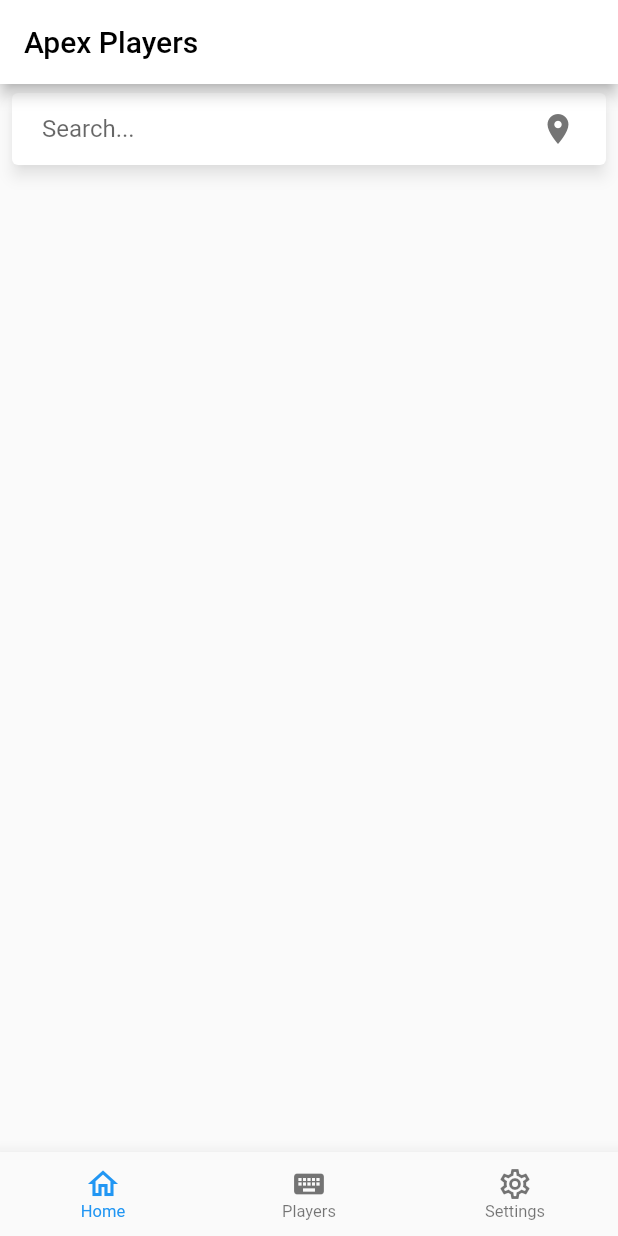
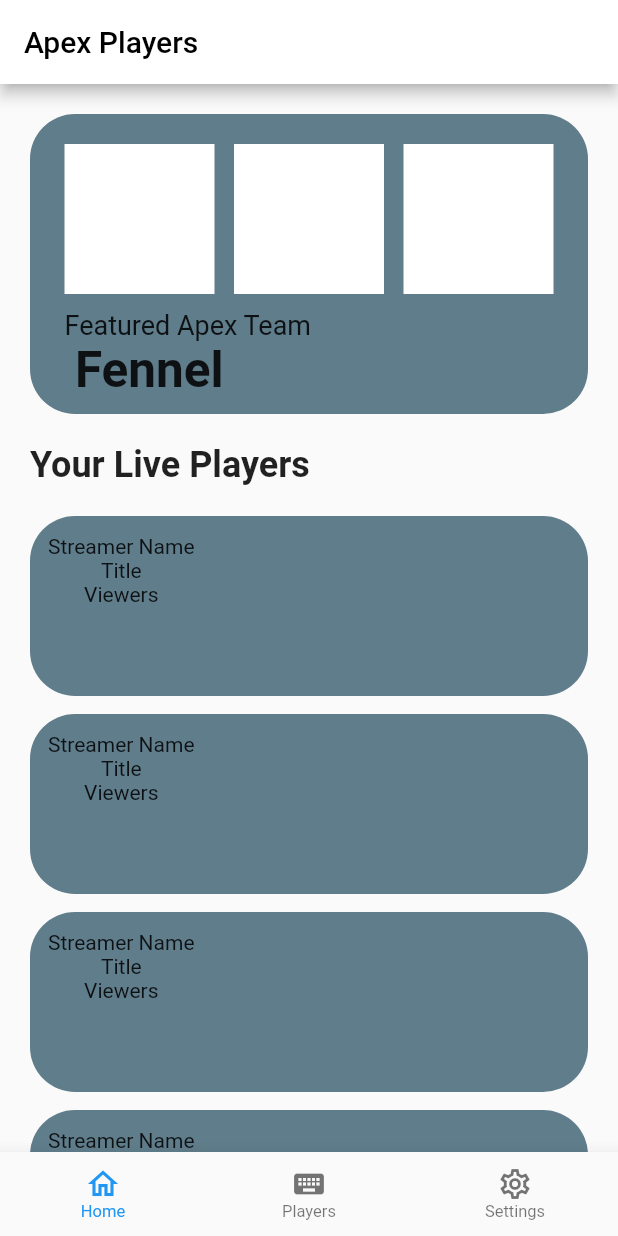
Before and after one commit to TaniiGo/apex-players, a Flutter app: the screen it shows after launch, on a phone screen of 412 x 824 dp. Run offline on Flutter 3.47's test engine with Material 2 defaults, Android fonts, the phone set to English and light mode, and no system bars; drawn by our look-alikes of material_floating_search_bar.

Commit message:
third commit

```diff
--- a/lib/screens/home_screen.dart
+++ b/lib/screens/home_screen.dart
@@ -1,5 +1,4 @@
 import 'package:flutter/material.dart';
-import 'package:material_floating_search_bar/material_floating_search_bar.dart';
 
 class HomeScreen extends StatefulWidget {
   @override
@@ -9,6 +8,12 @@ class HomeScreen extends StatefulWidget {
 class _HomeScreenState extends State<HomeScreen> {
   int _currentIndex = 0;
 
+  final _pages = [
+    HomePage(),
+    PageWidget(title: 'Players'),
+    PageWidget(title: 'Settings'),
+  ];
+
   void onTapped(int index) {
     setState(() {
       _currentIndex = index;
@@ -17,16 +22,11 @@ class _HomeScreenState extends State<HomeScreen> {
 
   @override
   Widget build(BuildContext context) {
-    final _pageWidgets = [
-      buildFloatingSearchBar(context),
-      PageWidget(title: 'Players'),
-      PageWidget(title: 'Settings'),
-    ];
     return Scaffold(
       appBar: AppBar(
         title: Text('Apex Players'),
       ),
-      body: _pageWidgets.elementAt(_currentIndex),
+      body: _pages.elementAt(_currentIndex),
       bottomNavigationBar: BottomNavigationBar(
         items: <BottomNavigationBarItem>[
           BottomNavigationBarItem(
@@ -38,6 +38,147 @@ class _HomeScreenState extends State<HomeScreen> {
         currentIndex: _currentIndex,
         onTap: onTapped,
       ),
+    );
+  }
+}
+
+class HomePage extends StatelessWidget {
+  @override
+  Widget build(BuildContext context) {
+    return Padding(
+      padding: EdgeInsets.only(top: 20.0, left: 20.0, right: 20.0, bottom: 0),
+      child: SingleChildScrollView(
+        child: Column(
+          crossAxisAlignment: CrossAxisAlignment.stretch,
+          children: <Widget>[
+            Container(
+              height: 200,
+              width: 300,
+              decoration: BoxDecoration(
+                color: Colors.blueGrey,
+                borderRadius: BorderRadius.circular(30.0),
+              ),
+              child: Padding(
+                padding: EdgeInsets.symmetric(horizontal: 10.0, vertical: 10.0),
+                child: Column(
+                  crossAxisAlignment: CrossAxisAlignment.stretch,
+                  children: [
+                    SizedBox(height: 10.0),
+                    Row(
+                      mainAxisAlignment: MainAxisAlignment.spaceEvenly,
+                      children: <Widget>[
+                        Container(
+                          height: 100,
+                          width: 100,
+                          color: Colors.white,
+                        ),
+                        Container(
+                          height: 100,
+                          width: 100,
+                          color: Colors.white,
+                        ),
+                        Container(
+                          height: 100,
+                          width: 100,
+                          color: Colors.white,
+                        ),
+                      ],
+                    ),
+                    SizedBox(height: 10.0),
+                    Row(
+                      children: [
+                        SizedBox(
+                          width: 13.0,
+                        ),
+                        Text(
+                          'Featured Apex Team',
+                          style: TextStyle(fontSize: 18.0),
+                        ),
+                      ],
+                    ),
+                    Row(
+                      children: [
+                        SizedBox(
+                          width: 20.0,
+                        ),
+                        Text(
+                          'Fennel',
+                          style: TextStyle(
+                              fontSize: 33.0, fontWeight: FontWeight.bold),
+                        ),
+                      ],
+                    ),
+                  ],
+                ),
+              ),
+            ),
+            SizedBox(
+              height: 20.0,
+            ),
+            Text(
+              'Your Live Players',
+              style: TextStyle(
+                fontSize: 24.0,
+                fontWeight: FontWeight.bold,
+              ),
+            ),
+            SizedBox(
+              height: 20.0,
+            ),
+            Column(
+              children: <Widget>[
+                YourLivePlayerWidget(),
+                YourLivePlayerWidget(),
+                YourLivePlayerWidget(),
+                YourLivePlayerWidget(),
+                YourLivePlayerWidget(),
+                YourLivePlayerWidget(),
+              ],
+            ),
+          ],
+        ),
+      ),
+    );
+  }
+}
+
+class YourLivePlayerWidget extends StatelessWidget {
+  @override
+  Widget build(BuildContext context) {
+    return Column(
+      children: [
+        Container(
+          height: 120,
+          width: 400,
+          decoration: BoxDecoration(
+            color: Colors.blueGrey,
+            borderRadius: BorderRadius.circular(30.0),
+          ),
+          child: Padding(
+            padding: EdgeInsets.symmetric(horizontal: 12.0, vertical: 12.0),
+            child: Row(
+              children: <Widget>[
+                Container(),
+                Column(
+                  children: <Widget>[
+                    Row(
+                      children: [
+                        Container(),
+                        Text('Streamer Name'),
+                      ],
+                    ),
+                    Text('Title'),
+                    Text('Viewers'),
+                  ],
+                )
+              ],
+            ),
+          ),
+        ),
+        SizedBox(
+          height: 12.0,
+        ),
+      ],
     );
   }
 }
@@ -61,52 +202,3 @@ class PageWidget extends StatelessWidget {
     );
   }
 }
-
-Widget buildFloatingSearchBar(BuildContext context) {
-  final isPortrait = MediaQuery.of(context).orientation == Orientation.portrait;
-
-  return FloatingSearchBar(
-    hint: 'Search...',
-    scrollPadding: const EdgeInsets.only(top: 16, bottom: 56),
-    transitionDuration: const Duration(milliseconds: 800),
-    transitionCurve: Curves.easeInOut,
-    physics: const BouncingScrollPhysics(),
-    axisAlignment: isPortrait ? 0.0 : -1.0,
-    openAxisAlignment: 0.0,
-    width: isPortrait ? 600 : 500,
-    debounceDelay: const Duration(milliseconds: 500),
-    onQueryChanged: (query) {
-      // Call your model, bloc, controller here.
-    },
-    // Specify a custom transition to be used for
-    // animating between opened and closed stated.
-    transition: CircularFloatingSearchBarTransition(),
-    actions: [
-      FloatingSearchBarAction(
-        showIfOpened: false,
-        child: CircularButton(
-          icon: const Icon(Icons.place),
-          onPressed: () {},
-        ),
-      ),
-      FloatingSearchBarAction.searchToClear(
-        showIfClosed: false,
-      ),
-    ],
-    builder: (context, transition) {
-      return ClipRRect(
-        borderRadius: BorderRadius.circular(8),
-        child: Material(
-          color: Colors.white,
-          elevation: 4.0,
-          child: Column(
-            mainAxisSize: MainAxisSize.min,
-            children: Colors.accents.map((color) {
-              return Container(height: 112, color: color);
-            }).toList(),
-          ),
-        ),
-      );
-    },
-  );
-}
```
